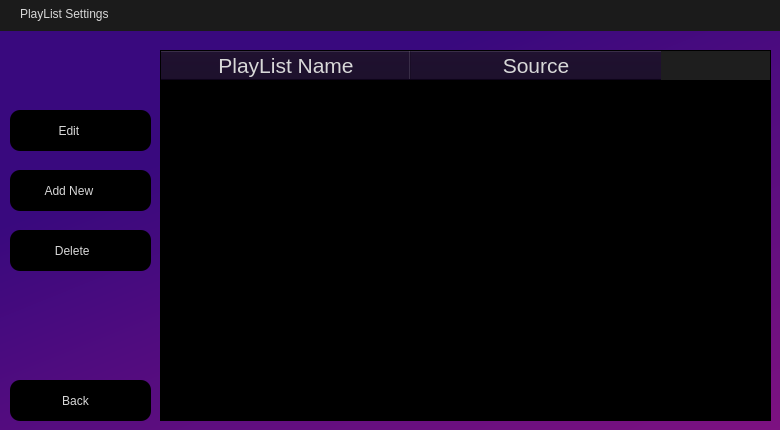
Old version of the form assets/PlayListSettings.ui in the repository ifreddyrod/SPYDER-Player-pyqt.
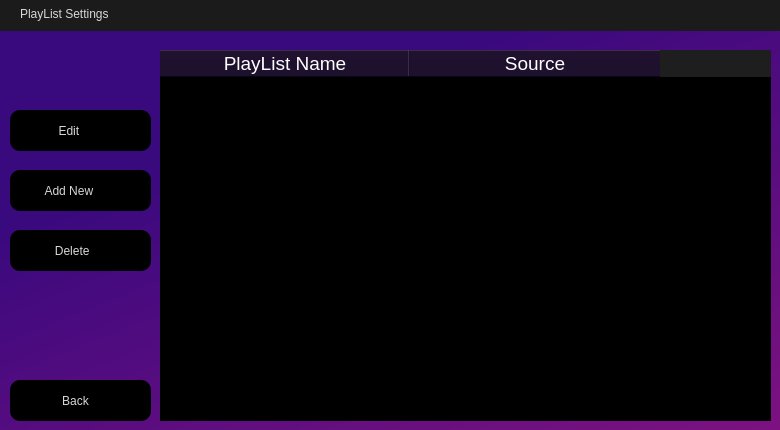
New version of the form. Icons and pictures are not drawn.

Commit message: - Created a Makefile to automate the conversions of ui and resource files, cleanup, and create installer - Renamed converted ui files to have UI_ prefix - Hide the titlebar on Linux to allow the window to be resizable - Moved the Settings button to the bottom left of the screen

What changed in the file:
```diff
--- a/assets/PlayListSettings.ui
+++ b/assets/PlayListSettings.ui
@@ -102,8 +102,94 @@
     </rect>
    </property>
    <property name="styleSheet">
-    <string notr="true">color: rgb(216, 216, 216);
-</string>
+    <string notr="true">
+/* Vertical Scrollbar */
+QScrollBar:vertical 
+{
+    border: 2px solid black;
+    background: black;
+    width: 15px;
+    margin: 22px 0 22px 0;
+}
+
+QScrollBar::handle:vertical 
+{
+    background: rgb(82, 26, 149);
+    min-height: 40px;
+    border-radius: 4px; 
+}
+
+QScrollBar::add-line:vertical 
+{
+    border: 2px solid rgb(35, 11, 63);
+    background: rgb(82, 26, 149);
+    height: 15px;
+    border-radius: 4px; 
+    subcontrol-position: bottom;
+    subcontrol-origin: margin;
+}
+
+QScrollBar::sub-line:vertical 
+{
+    border: 2px solid rgb(35, 11, 63);
+    background: rgb(82, 26, 149);
+    height: 15px;
+    border-radius: 4px; 
+    subcontrol-position: top;
+    subcontrol-origin: margin;
+}
+
+/* Horizontal Scrollbar */
+QScrollBar:horizontal 
+{
+    border: 2px solid black;
+    background: black;
+    height: 15px;
+    margin: 0 22px 0 22px;
+}
+
+QScrollBar::handle:horizontal 
+{
+    background: rgb(82, 26, 149);
+    min-width: 40px;
+    border-radius: 4px; 
+}
+
+QScrollBar::add-line:horizontal 
+{
+    border: 2px solid rgb(35, 11, 63);
+    background: rgb(82, 26, 149);
+    width: 15px;
+    border-radius: 4px; 
+    subcontrol-position: right;
+    subcontrol-origin: margin;
+}
+
+QScrollBar::sub-line:horizontal 
+{
+    border: 2px solid rgb(35, 11, 63);
+    background: rgb(82, 26, 149);
+    width: 15px;
+    border-radius: 4px; 
+    subcontrol-position: left;
+    subcontrol-origin: margin;
+}
+
+
+QHeaderView::section 
+{
+        color: white;  /* Font color for headers */
+}
+
+QTableWidget::item
+{
+       color: rgb(216, 216, 216);
+}
+
+QTableWidget 
+{
+        border: none;
+}</string>
    </property>
    <property name="autoScroll">
     <bool>false</bool>
@@ -138,7 +224,7 @@
     </property>
     <property name="font">
      <font>
-      <pointsize>16</pointsize>
+      <pointsize>14</pointsize>
      </font>
     </property>
    </column>
@@ -148,7 +234,7 @@
     </property>
     <property name="font">
      <font>
-      <pointsize>16</pointsize>
+      <pointsize>14</pointsize>
      </font>
     </property>
    </column>
```
Left out of the diff: 1 changed line with no effect on the pictures. The commit also changes 14 other files.
